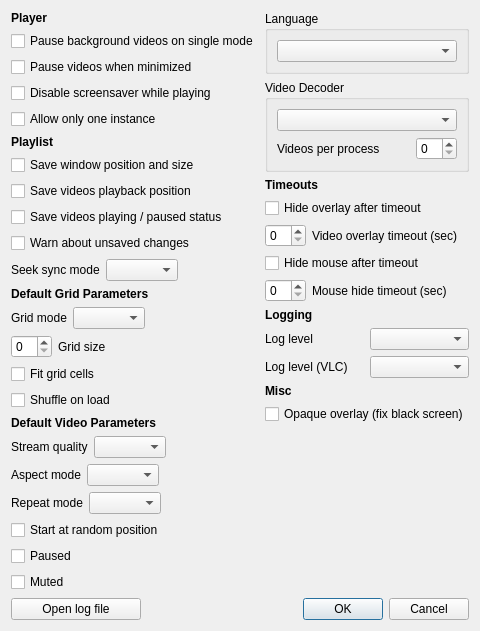
Before: the Qt Designer form resources/ui/settings_dialog.ui in vzhd1701/gridplayer, drawn with Qt 5.
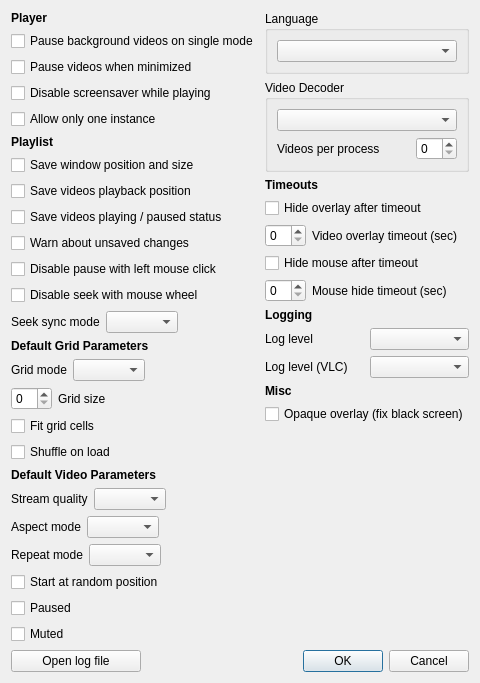
After: the same form once the commit is applied.

Commit message: feat: add options to disable mouse pause & seek

The edit to the form file:
```diff
--- a/resources/ui/settings_dialog.ui
+++ b/resources/ui/settings_dialog.ui
@@ -7,7 +7,7 @@
     <x>0</x>
     <y>0</y>
     <width>442</width>
-    <height>597</height>
+    <height>621</height>
    </rect>
   </property>
   <property name="windowTitle">
@@ -109,6 +109,20 @@
            </property>
           </widget>
          </item>
+         <item>
+          <widget class="QCheckBox" name="playlistDisableClickPause">
+           <property name="text">
+            <string>Disable pause with left mouse click</string>
+           </property>
+          </widget>
+         </item>
+         <item>
+          <widget class="QCheckBox" name="playlistDisableWheelSeek">
+           <property name="text">
+            <string>Disable seek with mouse wheel</string>
+           </property>
+          </widget>
+         </item>
          <item>
           <layout class="QHBoxLayout" name="lay_seek_sync">
            <item>
```
The commit also changes 12 other files.
